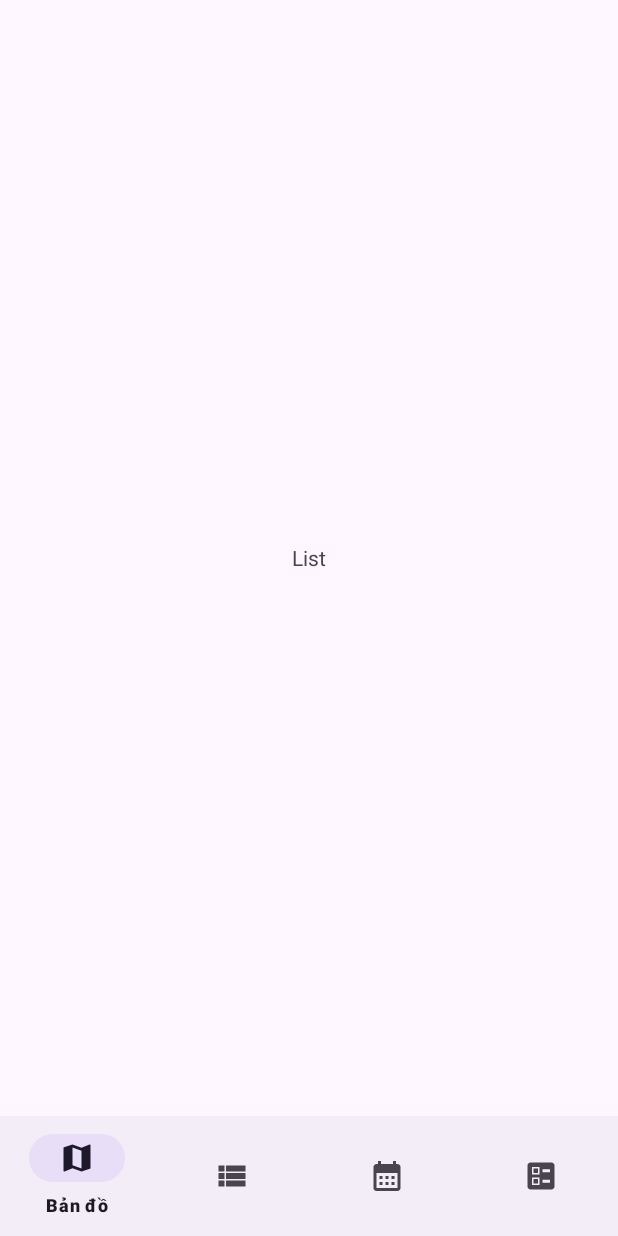
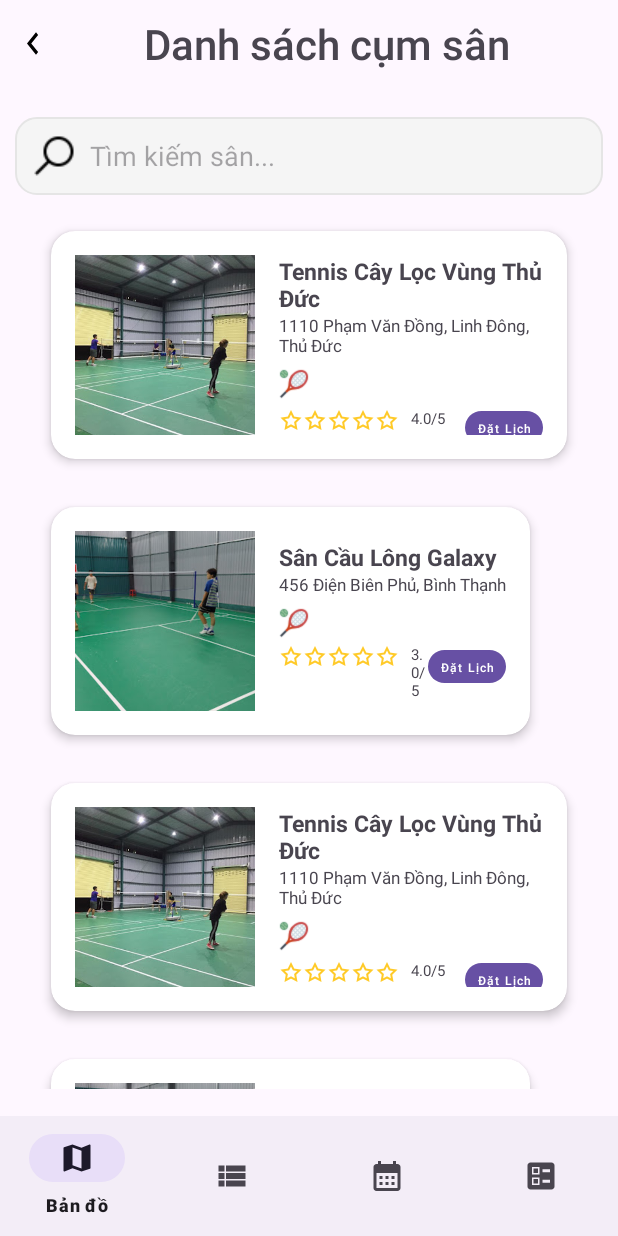
Before and after one commit to Danhuynh224/SportBookingApp, an Android app: the fragment ListFragment placed in its activity, on a phone screen of 412 x 824 dp. Run offline under Robolectric (Android 15) with nearby library versions, the light colour scheme and no system bars.

Commit message:
demo List SportFacilityField

```diff
--- a/app/build.gradle.kts
+++ b/app/build.gradle.kts
@@ -44,6 +44,7 @@ dependencies {
     implementation(libs.activity)
     implementation(libs.constraintlayout)
     implementation(libs.play.services.maps)
+    implementation(libs.recyclerview)
     testImplementation(libs.junit)
     androidTestImplementation(libs.ext.junit)
     androidTestImplementation(libs.espresso.core)
--- /dev/null
+++ b/app/src/main/java/com/example/pjbookingsport/adapter/SportFacilityFieldAdapter.java
@@ -0,0 +1,70 @@
+package com.example.pjbookingsport.adapter;
+
+import android.annotation.SuppressLint;
+import android.content.Context;
+import android.view.LayoutInflater;
+import android.view.View;
+import android.view.ViewGroup;
+import android.widget.Button;
+import android.widget.ImageView;
+import android.widget.TextView;
+
+import androidx.annotation.NonNull;
+import androidx.recyclerview.widget.RecyclerView;
+
+import com.example.pjbookingsport.R;
+import com.example.pjbookingsport.model.SportFacilityField;
+
+import java.util.List;
+
+public class SportFacilityFieldAdapter extends RecyclerView.Adapter<SportFacilityFieldAdapter.ViewHolder> {
+    private Context context;
+    private List<SportFacilityField> sportFieldList;
+
+    public SportFacilityFieldAdapter(Context context, List<SportFacilityField> sportFieldList) {
+        this.context = context;
+        this.sportFieldList = sportFieldList;
+    }
+
+    @NonNull
+    @Override
+    public ViewHolder onCreateViewHolder(@NonNull ViewGroup parent, int viewType) {
+        View view = LayoutInflater.from(context).inflate(R.layout.row_item_facility, parent, false);
+        return new ViewHolder(view);
+    }
+
+    @SuppressLint("SetTextI18n")
+    @Override
+    public void onBindViewHolder(@NonNull ViewHolder holder, int position) {
+        SportFacilityField sportField = sportFieldList.get(position);
+
+        holder.image.setImageResource(sportField.getImg());
+        holder.title.setText(sportField.getTitle());
+        holder.address.setText(sportField.getAddress());
+        holder.ratingValue.setText(sportField.getRating() + "/5");
+
+        holder.bookButton.setOnClickListener(v -> {
+            // Xử lý khi nhấn nút Đặt Lịch
+        });
+    }
+
+    @Override
+    public int getItemCount() {
+        return sportFieldList.size();
+    }
+
+    public static class ViewHolder extends RecyclerView.ViewHolder {
+        ImageView image;
+        TextView title, address, ratingValue;
+        Button bookButton;
+
+        public ViewHolder(@NonNull View itemView) {
+            super(itemView);
+            image = itemView.findViewById(R.id.image);
+            title = itemView.findViewById(R.id.title);
+            address = itemView.findViewById(R.id.address);
+            ratingValue = itemView.findViewById(R.id.rating_value);
+            bookButton = itemView.findViewById(R.id.book_button);
+        }
+    }
+}
--- a/app/src/main/java/com/example/pjbookingsport/frag/ListFragment.java
+++ b/app/src/main/java/com/example/pjbookingsport/frag/ListFragment.java
@@ -3,12 +3,19 @@ package com.example.pjbookingsport.frag;
 import android.os.Bundle;
 
 import androidx.fragment.app.Fragment;
+import androidx.recyclerview.widget.LinearLayoutManager;
+import androidx.recyclerview.widget.RecyclerView;
 
 import android.view.LayoutInflater;
 import android.view.View;
 import android.view.ViewGroup;
 
 import com.example.pjbookingsport.R;
+import com.example.pjbookingsport.adapter.SportFacilityFieldAdapter;
+import com.example.pjbookingsport.model.SportFacilityField;
+
+import java.util.ArrayList;
+import java.util.List;
 
 /**
  * A simple {@link Fragment} subclass.
@@ -29,6 +36,10 @@ public class ListFragment extends Fragment {
     public ListFragment() {
         // Required empty public constructor
     }
+
+    private RecyclerView recyclerView;
+    private SportFacilityFieldAdapter adapter;
+    private List<SportFacilityField> sportFieldList;
 
     /**
      * Use this factory method to create a new instance of
@@ -61,6 +72,38 @@ public class ListFragment extends Fragment {
     public View onCreateView(LayoutInflater inflater, ViewGroup container,
                              Bundle savedInstanceState) {
         // Inflate the layout for this fragment
-        return inflater.inflate(R.layout.fragment_list, container, false);
+        View view =  inflater.inflate(R.layout.fragment_list, container, false);
+
+        recyclerView = view.findViewById(R.id.rv_sportFacility);
+        recyclerView.setLayoutManager(new LinearLayoutManager(getContext()));
+
+        // Khởi tạo danh sách sân thể thao
+        sportFieldList = new ArrayList<>();
+        sportFieldList.add(new SportFacilityField(R.drawable.caykeo,"Tennis Cây Lọc Vùng Thủ Đức",
+                "1110 Phạm Văn Đồng, Linh Đông, Thủ Đức",
+                4));
+        sportFieldList.add(new SportFacilityField(R.drawable.galaxy,"Sân Cầu Lông Galaxy",
+                "456 Điện Biên Phủ, Bình Thạnh", 3));
+        sportFieldList.add(new SportFacilityField(R.drawable.caykeo,"Tennis Cây Lọc Vùng Thủ Đức",
+                "1110 Phạm Văn Đồng, Linh Đông, Thủ Đức",
+                4));
+        sportFieldList.add(new SportFacilityField(R.drawable.galaxy,"Sân Cầu Lông Galaxy",
+                "456 Điện Biên Phủ, Bình Thạnh", 3));
+        sportFieldList.add(new SportFacilityField(R.drawable.caykeo,"Tennis Cây Lọc Vùng Thủ Đức",
+                "1110 Phạm Văn Đồng, Linh Đông, Thủ Đức",
+                4));
+        sportFieldList.add(new SportFacilityField(R.drawable.galaxy,"Sân Cầu Lông Galaxy",
+                "456 Điện Biên Phủ, Bình Thạnh", 3));
+        sportFieldList.add(new SportFacilityField(R.drawable.caykeo,"Tennis Cây Lọc Vùng Thủ Đức",
+                "1110 Phạm Văn Đồng, Linh Đông, Thủ Đức",
+                4));
+        sportFieldList.add(new SportFacilityField(R.drawable.galaxy,"Sân Cầu Lông Galaxy",
+                "456 Điện Biên Phủ, Bình Thạnh", 3));
+
+        // Thiết lập adapter
+        adapter = new SportFacilityFieldAdapter(getContext(), sportFieldList);
+        recyclerView.setAdapter(adapter);
+
+        return view;
     }
 }
--- /dev/null
+++ b/app/src/main/java/com/example/pjbookingsport/model/SportFacilityField.java
@@ -0,0 +1,47 @@
+package com.example.pjbookingsport.model;
+
+public class SportFacilityField {
+    private int img;
+    private String title;
+    private String address;
+    private float rating;
+
+    public SportFacilityField(int img, String title, String address, float rating) {
+        this.img = img;
+        this.title = title;
+        this.address = address;
+        this.rating = rating;
+    }
+
+    public int getImg() {
+        return img;
+    }
+
+    public void setImg(int img) {
+        this.img = img;
+    }
+
+    public String getTitle() {
+        return title;
+    }
+
+    public void setTitle(String title) {
+        this.title = title;
+    }
+
+    public String getAddress() {
+        return address;
+    }
+
+    public void setAddress(String address) {
+        this.address = address;
+    }
+
+    public float getRating() {
+        return rating;
+    }
+
+    public void setRating(float rating) {
+        this.rating = rating;
+    }
+}
--- /dev/null
+++ b/app/src/main/res/drawable/left_arrow_icon.xml
@@ -0,0 +1,5 @@
+<vector xmlns:android="http://schemas.android.com/apk/res/android" android:height="30dp" android:tint="#000000" android:viewportHeight="24" android:viewportWidth="24" android:width="24dp">
+
+    <path android:fillColor="@android:color/white" android:pathData="M15.41,7.41L14,6l-6,6 6,6 1.41,-1.41L10.83,12z"/>
+
+</vector>
--- /dev/null
+++ b/app/src/main/res/drawable/rounded_corner.xml
@@ -0,0 +1,6 @@
+<?xml version="1.0" encoding="utf-8"?>
+<shape android:shape="rectangle"
+    xmlns:android="http://schemas.android.com/apk/res/android">
+    <corners android:radius="14dp"/>
+    <solid android:color="@android:color/transparent"/>
+</shape>
--- /dev/null
+++ b/app/src/main/res/drawable/search_box.xml
@@ -0,0 +1,15 @@
+<?xml version="1.0" encoding="utf-8"?>
+<shape xmlns:android="http://schemas.android.com/apk/res/android"
+    android:shape="rectangle">
+
+    <solid android:color="#F5F5F5"/>
+
+    <corners
+            android:bottomRightRadius="14dp"
+            android:bottomLeftRadius="14dp"
+            android:topLeftRadius="14dp"
+            android:topRightRadius="14dp"/>
+    <stroke
+            android:color="#e5e5e5"
+            android:width="1dp"/>
+</shape>
--- a/app/src/main/res/layout/fragment_list.xml
+++ b/app/src/main/res/layout/fragment_list.xml
@@ -7,12 +7,39 @@
     tools:context=".frag.ListFragment">
 
     <!-- TODO: Update blank fragment layout -->
-    <TextView
+    <LinearLayout
+        xmlns:android="http://schemas.android.com/apk/res/android"
         android:layout_width="match_parent"
         android:layout_height="match_parent"
-        android:gravity="center"
-        android:text="List"
-        app:layout_constraintBottom_toBottomOf="parent"
-        app:layout_constraintStart_toStartOf="parent" />
+        android:orientation="vertical"
+        android:padding="10dp">
+
+        <TextView
+            android:layout_width="match_parent"
+            android:layout_height="wrap_content"
+            android:text="Danh sách cụm sân"
+            android:textAlignment="center"
+            android:textSize="28dp"
+            android:fontFamily="sans-serif-medium"
+            android:layout_marginBottom="30dp"
+            android:drawableStart="@drawable/left_arrow_icon" />
+
+        <EditText
+            android:id="@+id/search_bar"
+            android:layout_width="match_parent"
+            android:layout_height="wrap_content"
+            android:hint="Tìm kiếm sân..."
+            android:padding="10dp"
+            android:background="@drawable/search_box"
+            android:drawableStart="@drawable/search_icon"
+            android:drawablePadding="8dp"/>
+
+        <androidx.recyclerview.widget.RecyclerView
+            android:id="@+id/rv_sportFacility"
+            android:layout_width="match_parent"
+            android:layout_height="0dp"
+            android:layout_weight="1"
+            android:padding="8dp"/>
+    </LinearLayout>
 
 </androidx.constraintlayout.widget.ConstraintLayout>
--- /dev/null
+++ b/app/src/main/res/layout/row_item_facility.xml
@@ -0,0 +1,123 @@
+<?xml version="1.0" encoding="utf-8"?>
+<androidx.cardview.widget.CardView
+    xmlns:android="http://schemas.android.com/apk/res/android"
+    xmlns:app="http://schemas.android.com/apk/res-auto"
+    xmlns:tools="http://schemas.android.com/tools"
+    android:layout_width="wrap_content"
+    android:layout_height="wrap_content"
+    android:layout_margin="16dp"
+    app:cardElevation="4dp"
+    app:cardCornerRadius="16dp">
+
+    <LinearLayout
+        android:layout_width="wrap_content"
+        android:layout_height="wrap_content"
+        android:orientation="horizontal"
+        android:padding="16dp">
+
+        <ImageView
+            android:id="@+id/image"
+            android:layout_width="120dp"
+            android:layout_height="120dp"
+            android:scaleType="centerCrop"
+            android:src="@drawable/caykeo"
+            android:background="@drawable/rounded_corner"
+            android:layout_marginEnd="16dp" />
+
+        <LinearLayout
+            android:layout_width="wrap_content"
+            android:layout_height="match_parent"
+            android:orientation="vertical"
+            android:gravity="center_vertical">
+
+            <TextView
+                android:id="@+id/title"
+                android:layout_width="wrap_content"
+                android:layout_height="wrap_content"
+                android:text="Tennis Cây Lọc Vùng Thủ Đức"
+                android:textSize="15sp"
+                android:textStyle="bold" />
+
+            <TextView
+                android:id="@+id/address"
+                android:layout_width="wrap_content"
+                android:layout_height="wrap_content"
+                android:text="1110 Phạm Văn Đồng, Linh Đông, Thủ ..."
+                android:textSize="11sp"/>
+
+            <ImageView
+                android:layout_marginTop="8dp"
+                android:layout_width="20dp"
+                android:layout_height="20dp"
+                android:src="@drawable/tennis_icon" />
+
+            <LinearLayout
+                android:layout_width="match_parent"
+                android:layout_height="wrap_content"
+                android:orientation="horizontal"
+                android:gravity="center"
+                android:layout_gravity="center"
+                android:layout_marginTop="4dp">
+
+                <LinearLayout
+                    android:layout_width="0dp"
+                    android:layout_height="wrap_content"
+                    android:layout_weight="1"
+                    android:layout_gravity="center"
+                    android:gravity="start"
+                    android:orientation="horizontal">
+
+                    <ImageView
+                        android:layout_width="16dp"
+                        android:layout_height="16dp"
+                        android:src="@drawable/star_icon" />
+
+                    <ImageView
+                        android:layout_width="16dp"
+                        android:layout_height="16dp"
+                        android:src="@drawable/star_icon" />
+
+                    <ImageView
+                        android:layout_width="16dp"
+                        android:layout_height="16dp"
+                        android:src="@drawable/star_icon" />
+
+                    <ImageView
+                        android:layout_width="16dp"
+                        android:layout_height="16dp"
+                        android:src="@drawable/star_icon" />
+
+                    <ImageView
+                        android:layout_width="16dp"
+                        android:layout_height="16dp"
+                        android:src="@drawable/star_icon" />
+
+                    <TextView
+                        android:id="@+id/rating_value"
+                        android:layout_width="wrap_content"
+                        android:layout_height="wrap_content"
+                        android:layout_gravity="start"
+                        android:layout_marginStart="8dp"
+                        android:text="0.0/5"
+                        android:textSize="10dp" />
+                </LinearLayout>
+
+                <Button
+                    android:id="@+id/book_button"
+                    android:layout_width="wrap_content"
+                    android:layout_height="30dp"
+                    android:text="Đặt Lịch"
+                    android:textSize="8sp"
+                    android:textColor="@android:color/white"
+                    android:letterSpacing="0.1"
+                    android:paddingStart="8dp"
+                    android:paddingEnd="8dp"
+                    android:minWidth="0dp"
+                    android:minHeight="0dp"
+                    android:layout_gravity="end"
+                    tools:ignore="SmallSp" />
+            </LinearLayout>
+
+        </LinearLayout>
+    </LinearLayout>
+</androidx.cardview.widget.CardView>
--- a/gradle/libs.versions.toml
+++ b/gradle/libs.versions.toml
@@ -9,6 +9,7 @@ activity = "1.10.0"
 constraintlayout = "2.2.0"
 googleAndroidLibrariesMapsplatformSecretsGradlePlugin = "2.0.1"
 playServicesMaps = "19.1.0"
+recyclerview = "1.4.0"
 
 [libraries]
 junit = { group = "junit", name = "junit", version.ref = "junit" }
@@ -19,6 +20,7 @@ material = { group = "com.google.android.material", name = "material", version.r
 activity = { group = "androidx.activity", name = "activity", version.ref = "activity" }
 constraintlayout = { group = "androidx.constraintlayout", name = "constraintlayout", version.ref = "constraintlayout" }
 play-services-maps = { group = "com.google.android.gms", name = "play-services-maps", version.ref = "playServicesMaps" }
+recyclerview = { group = "androidx.recyclerview", name = "recyclerview", version.ref = "recyclerview" }
 
 [plugins]
 android-application = { id = "com.android.application", version.ref = "agp" }
```
Also changed, not shown: app/src/main/AndroidManifest.xml (+9 -5 lines), app/src/main/res/drawable/badminton_icon.png (added), app/src/main/res/drawable/search_icon.png (added), app/src/main/res/drawable/star_icon.png (added), app/src/main/res/drawable/tennis_icon.png (added).
